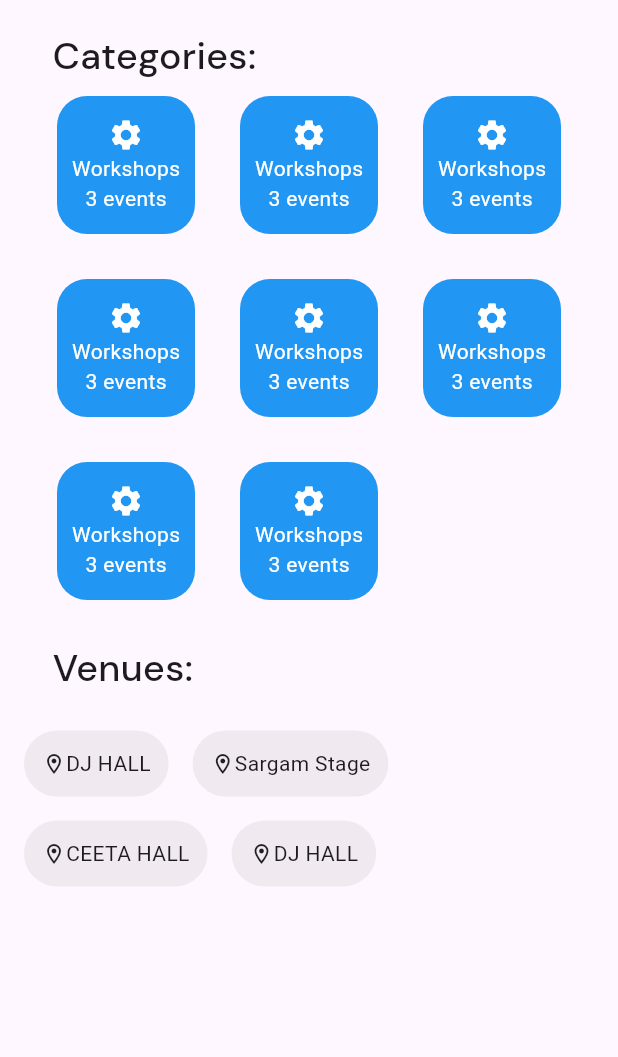
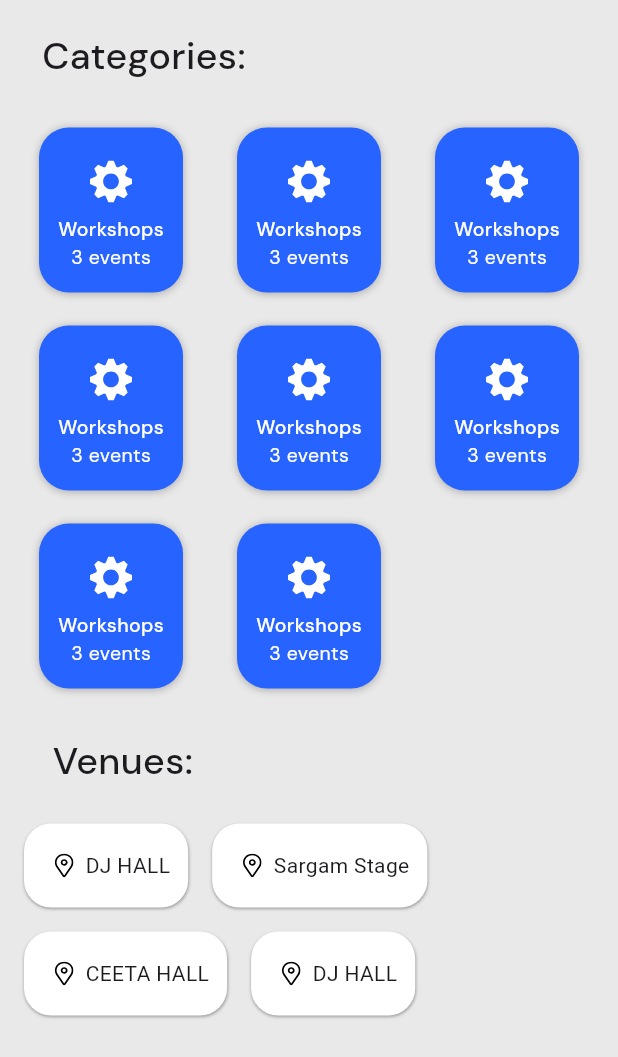
Before and after one commit to abhijithgkrishna/user_iedc, a Flutter app: the screen it shows after launch, after a tap on "View all", on a phone screen of 412 x 824 dp. Shown: the top 1057 px of the screen. Run offline on Flutter 3.47's test engine with Material 2 defaults, Android fonts, the phone set to English and light mode, and no system bars; our stand-ins replace flutter_svg, google_fonts.

Commit message:
ui refining complete

```diff
--- a/lib/pages/categories_page.dart
+++ b/lib/pages/categories_page.dart
@@ -1,4 +1,5 @@
 import 'package:flutter/material.dart';
+import 'package:flutter_svg/svg.dart';
 import 'package:google_fonts/google_fonts.dart';
 
 class CategoriesPage extends StatelessWidget {
@@ -7,6 +8,7 @@ class CategoriesPage extends StatelessWidget {
   @override
   Widget build(BuildContext context) {
     return Scaffold(
+      backgroundColor: Color(0xffe9e9e9),
       body: SafeArea(
         child: Padding(
           padding: const EdgeInsets.symmetric(horizontal: 8),
@@ -17,7 +19,8 @@ class CategoriesPage extends StatelessWidget {
               ),
               Padding(
                 padding: const EdgeInsets.only(
-                  left: 27,
+                  left: 20,
+                  bottom: 18,
                 ),
                 child: Text(
                   'Categories:',
@@ -82,16 +85,20 @@ class VenueWidget extends StatelessWidget {
     return Padding(
       padding: const EdgeInsets.all(8.0),
       child: Container(
-        decoration: const BoxDecoration(
-            color: Color.fromARGB(77, 206, 202, 202),
-            borderRadius: BorderRadius.all(Radius.elliptical(50, 50))),
+        decoration: BoxDecoration(
+            color: Colors.white,
+            borderRadius: BorderRadius.circular(18),
+            boxShadow: const [
+              BoxShadow(
+                  offset: Offset(0, 1), blurRadius: 1, color: Colors.grey),
+            ]),
         child: Padding(
           padding: const EdgeInsets.all(12),
           child: Row(
             children: [
-              const Icon(
-                Icons.location_on_outlined,
-                size: 16,
+              Padding(
+                padding: const EdgeInsets.all(8.0),
+                child: SvgPicture.asset('assets/pin.svg'),
               ),
               Text(location),
             ],
@@ -109,41 +116,46 @@ class CategoryGridWidget extends StatelessWidget {
 
   @override
   Widget build(BuildContext context) {
-    return Padding(
-      padding: const EdgeInsets.all(8.0),
-      child: Padding(
-        padding: const EdgeInsets.only(left: 22, right: 22),
-        child: GridView.count(
+    return GridView.count(
       shrinkWrap: true,
       crossAxisCount: 3,
-          crossAxisSpacing: 30,
-          mainAxisSpacing: 30,
       children: List.generate(
         8,
-            (index) => Container(
+        (index) => Center(
+          child: Container(
             height: 110,
             width: 96,
             decoration: BoxDecoration(
-                color: Colors.blue,
+                color: Color(0xff2763FF),
                 borderRadius: BorderRadius.circular(20),
-              ),
-              child: const Column(
+                boxShadow: [
+                  BoxShadow(
+                      color: const Color.fromARGB(68, 0, 0, 0),
+                      offset: Offset(0, 0.5),
+                      blurRadius: 4)
+                ]),
+            child: Column(
               mainAxisAlignment: MainAxisAlignment.center,
               children: [
-                  Icon(
-                    Icons.settings,
-                    color: Colors.white,
+                Padding(
+                  padding: const EdgeInsets.all(8.0),
+                  child: SvgPicture.asset('assets/gear1.svg'),
                 ),
                 Text(
                   'Workshops',
-                    style: TextStyle(color: Colors.white),
+                  style: GoogleFonts.dmSans(
+                      fontSize: 13,
+                      fontWeight: FontWeight.w500,
+                      color: Colors.white),
                 ),
                 Text(
                   '3 events',
-                    style: TextStyle(color: Colors.white),
-                  )
+                  style: GoogleFonts.dmSans(
+                      fontSize: 13,
+                      fontWeight: FontWeight.w400,
+                      color: Colors.white),
+                ),
               ],
-              ),
             ),
           ),
         ),
--- a/lib/widgets/category_tile.dart
+++ b/lib/widgets/category_tile.dart
@@ -14,7 +14,7 @@ class CategoryScrollWidget extends StatelessWidget {
     return Padding(
       padding: const EdgeInsets.all(8.0),
       child: SizedBox(
-        height: 27,
+        height: 30,
         child: ListView.separated(
           scrollDirection: Axis.horizontal,
           itemBuilder: (context, index) => Container(
@@ -23,7 +23,7 @@ class CategoryScrollWidget extends StatelessWidget {
               borderRadius: BorderRadius.circular(16),
               boxShadow: const [
                 BoxShadow(
-                  color: Colors.grey,
+                  color: Color.fromARGB(166, 158, 158, 158),
                   offset: Offset(0.0, 1.0), //(x,y)
                   blurRadius: 2.0,
                 ),
@@ -36,7 +36,7 @@ class CategoryScrollWidget extends StatelessWidget {
                   child: SvgPicture.asset('assets/gear.svg'),
                 ),
                 Padding(
-                  padding: const EdgeInsets.only(right: 4),
+                  padding: const EdgeInsets.fromLTRB(4, 0, 6, 0),
                   child: Text(
                     category,
                     style: GoogleFonts.dmSans(
```
Also changed, not shown: assets/gear1.svg (added), assets/pin.svg (added). Lines whose indentation alone changed are shown as unchanged.
